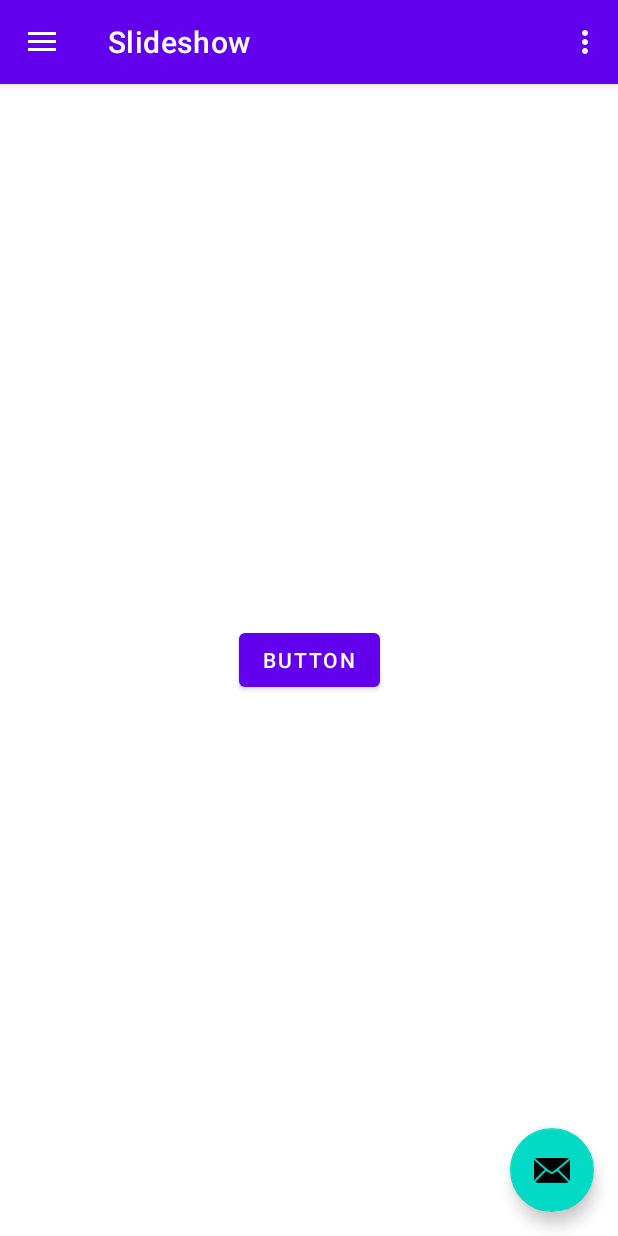
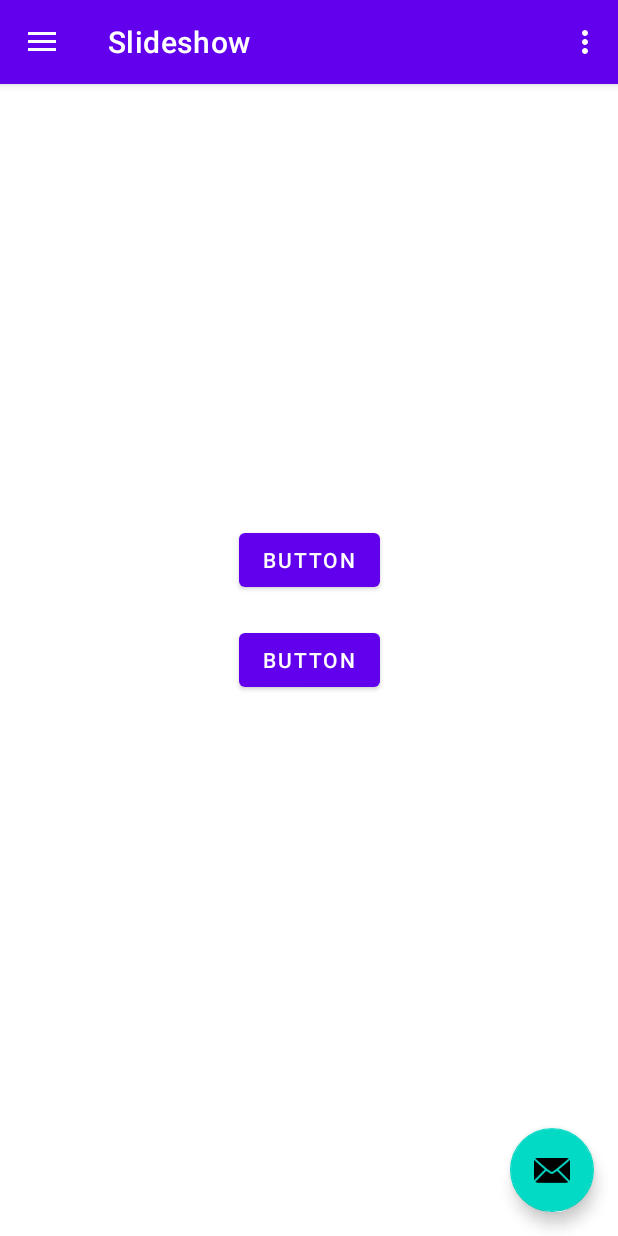
Before and after one commit to ManuelGamez/ProyectoDSM, an Android app: the screen it shows after launch (MainActivity), in the side drawer, after a tap on "carrito", on a phone screen of 412 x 824 dp. Run offline under Robolectric (Android 15) with nearby library versions, the phone set to English and light mode, and no system bars; our stand-ins replace navigation-ui.

Commit message:
Subiendo mi Rama

```diff
--- a/app/src/main/res/layout/activity_carritode_compra.xml
+++ b/app/src/main/res/layout/activity_carritode_compra.xml
@@ -16,4 +16,15 @@
         app:layout_constraintEnd_toEndOf="parent"
         app:layout_constraintStart_toStartOf="parent"
         app:layout_constraintTop_toTopOf="parent" />
+
+    <Button
+        android:id="@+id/button2"
+        android:layout_width="wrap_content"
+        android:layout_height="wrap_content"
+        android:text="Button"
+        app:layout_constraintBottom_toBottomOf="parent"
+        app:layout_constraintEnd_toEndOf="parent"
+        app:layout_constraintStart_toStartOf="parent"
+        app:layout_constraintTop_toTopOf="parent"
+        app:layout_constraintVertical_bias="0.407" />
 </androidx.constraintlayout.widget.ConstraintLayout>
```
